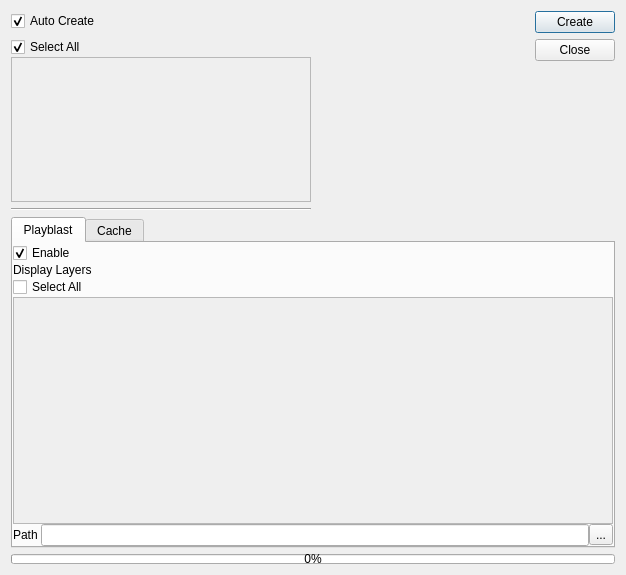
First picture: the form in ui/form.ui, repository iceanimations/shot_subm_use_multishot, before the edit.
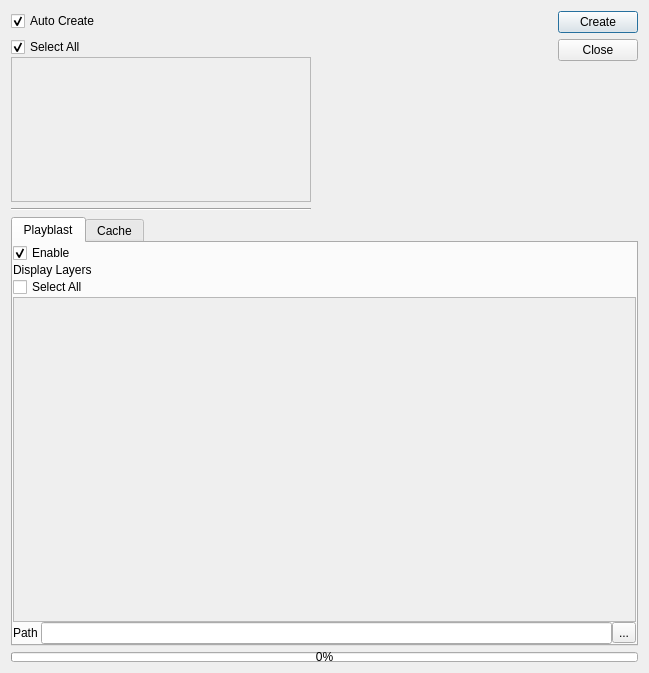
Second picture: the form after the edit.

Commit message: ui width increased even more

```diff
--- a/ui/form.ui
+++ b/ui/form.ui
@@ -6,8 +6,8 @@
    <rect>
     <x>0</x>
     <y>0</y>
-    <width>626</width>
-    <height>575</height>
+    <width>649</width>
+    <height>673</height>
    </rect>
   </property>
   <property name="sizePolicy">
@@ -398,8 +398,8 @@
            <rect>
             <x>0</x>
             <y>0</y>
-            <width>600</width>
-            <height>234</height>
+            <width>623</width>
+            <height>332</height>
            </rect>
           </property>
           <layout class="QVBoxLayout" name="verticalLayout_5">
```
Left out of the diff: 4 changed lines with no effect on the pictures.
